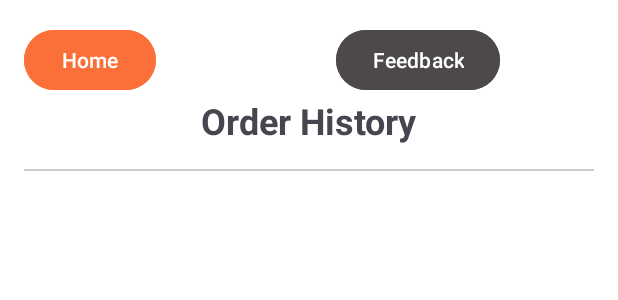
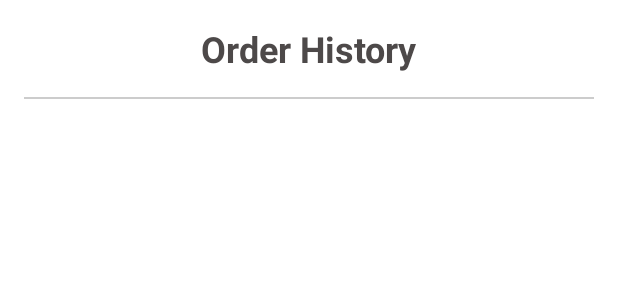
Before and after one commit to DesanDinsanda/Pizza-Mania, an Android app: the layout activity_order_history.xml on its own in the app's theme, with its tools: preview values and no code run, on a phone screen of 412 x 824 dp. Shown: the top 300 px of the screen. Run offline under Robolectric (Android 15) with nearby library versions, the phone set to English and light mode, and no system bars.

Commit message:
Updated the OrderHistoryActivity.java file and the activity_order_history.xml

```diff
--- a/app/src/main/res/layout/activity_order_history.xml
+++ b/app/src/main/res/layout/activity_order_history.xml
@@ -5,28 +5,6 @@
     android:orientation="vertical"
     android:padding="16dp"
     android:background="#FFFFFF">
-
-    <LinearLayout
-        android:layout_width="match_parent"
-        android:layout_height="wrap_content">
-
-        <Button
-            android:layout_width="wrap_content"
-            android:layout_height="wrap_content"
-            android:text="Home"
-            android:id="@+id/btHome"
-            android:backgroundTint="#FB6F38"
-            android:textColor="@color/white"/>
-
-            <Button
-                android:layout_width="wrap_content"
-                android:layout_height="wrap_content"
-                android:text="Feedback"
-                android:layout_marginLeft="120dp"
-                android:backgroundTint="#4D4949"
-                android:id="@+id/btFeed"
-                android:textColor="@color/white"/>
-    </LinearLayout>
 
     <!-- Title -->
     <TextView
@@ -37,6 +15,7 @@
         android:textSize="24sp"
         android:textStyle="bold"
         android:layout_gravity="center_horizontal"
+        android:textColor="#4D4949"
         android:paddingBottom="16dp"/>
 
     <!-- Divider line -->
```
Also changed, not shown: app/src/main/java/com/example/pizza_mania/OrderActivitiesActivity.java (added, +46 -0 lines).
